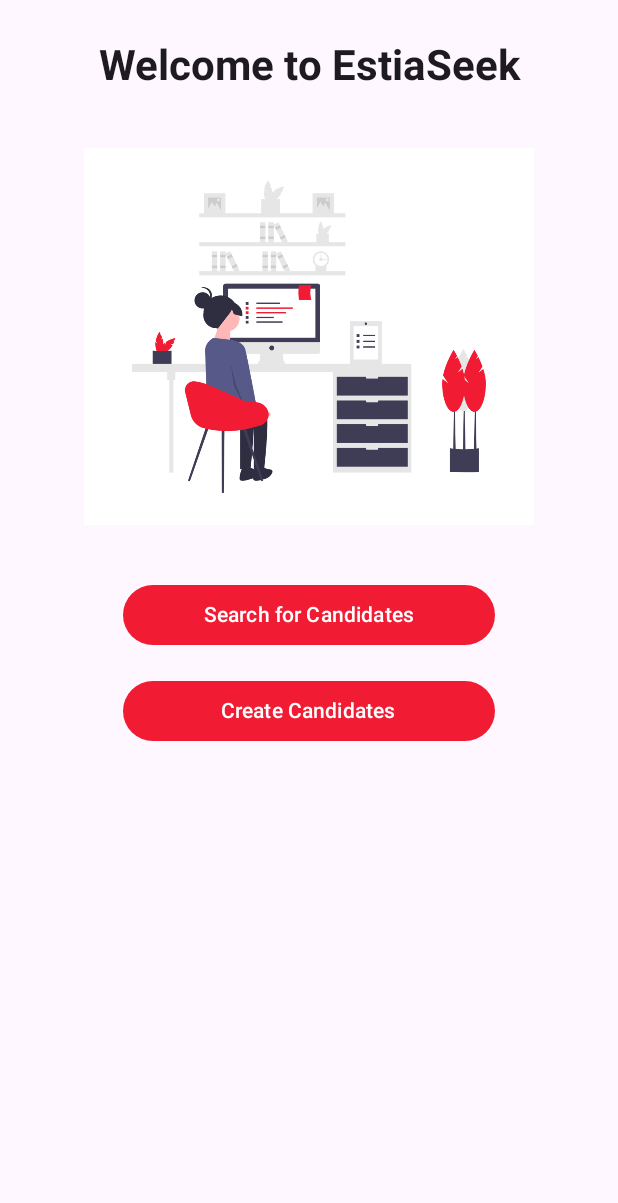
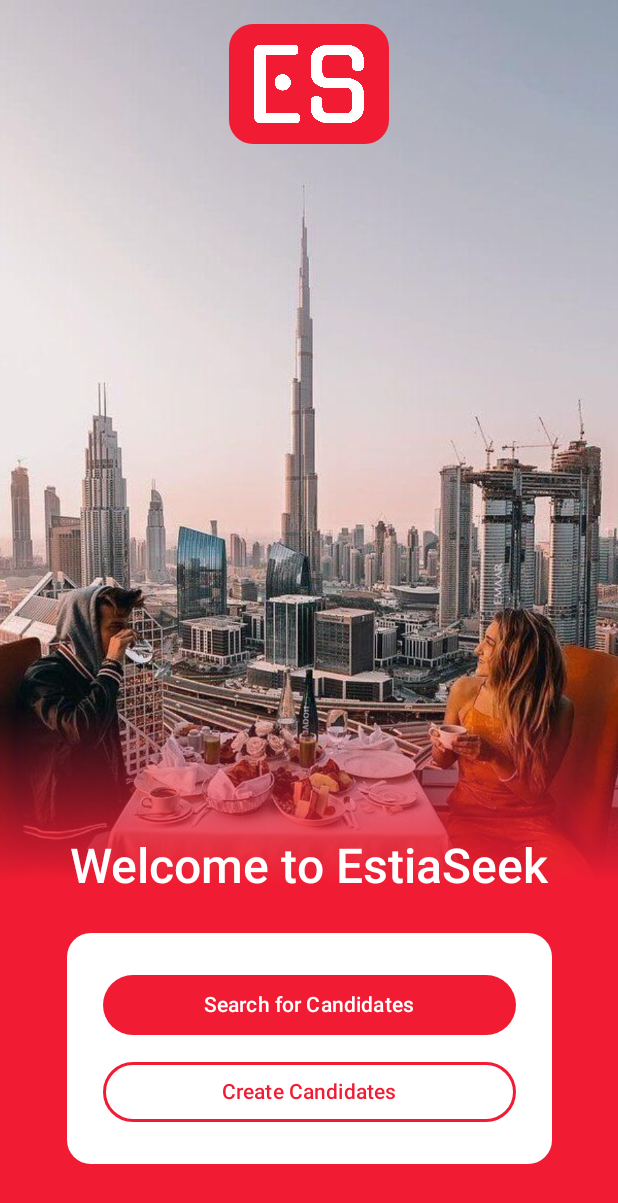
Before and after one commit to panos1b/EstiaSeek-Android-App, an Android app built with Jetpack Compose: the screen it shows after launch (MainActivity), on a phone screen of 412 x 824 dp. Shown: the top 1203 px of the screen. Run offline under Robolectric (Android 15) with nearby library versions, the phone set to English and light mode, and no system bars; our stand-ins replace Room's generated code.

Commit message:
Made home screen better

```diff
--- a/app/src/main/java/com/example/estiaseek/ui/HomeScreen.kt
+++ b/app/src/main/java/com/example/estiaseek/ui/HomeScreen.kt
@@ -1,90 +1,154 @@
 package com.example.estiaseek.ui
 
+import androidx.compose.foundation.BorderStroke
 import androidx.compose.foundation.Image
+import androidx.compose.foundation.background
 import androidx.compose.foundation.layout.*
-import androidx.compose.foundation.rememberScrollState
-import androidx.compose.foundation.verticalScroll
+import androidx.compose.foundation.shape.RoundedCornerShape
 import androidx.compose.material3.Button
+import androidx.compose.material3.ButtonDefaults
+import androidx.compose.material3.Card
+import androidx.compose.material3.CardDefaults
 import androidx.compose.material3.MaterialTheme
-import androidx.compose.material3.Surface
+import androidx.compose.material3.OutlinedButton
 import androidx.compose.material3.Text
 import androidx.compose.runtime.Composable
 import androidx.compose.ui.Alignment
 import androidx.compose.ui.Modifier
+import androidx.compose.ui.draw.clip
+import androidx.compose.ui.graphics.Brush
+import androidx.compose.ui.graphics.Color
+import androidx.compose.ui.layout.ContentScale
 import androidx.compose.ui.res.painterResource
+import androidx.compose.ui.res.stringResource
 import androidx.compose.ui.text.font.FontWeight
 import androidx.compose.ui.tooling.preview.Preview
 import androidx.compose.ui.unit.dp
+import androidx.compose.ui.unit.sp
 import com.example.estiaseek.R
-import com.example.estiaseek.ui.theme.EstiaSeekTheme
+import com.example.estiaseek.ui.theme.estiaSeekRed
 
 @Composable
 fun HomeScreen(
     onSearchButtonClicked: () -> Unit,
     onCreateApplicantButtonClicked: () -> Unit,
 ) {
-    EstiaSeekTheme { // Ensure the app's theme is applied
-        Surface(
-            modifier = Modifier.fillMaxSize(),
-            color = MaterialTheme.colorScheme.background // Consistent background
+
+    Box(
+        modifier = Modifier.fillMaxSize()
+    ) {
+        // Background image
+        Image(
+            painter = painterResource(id = R.drawable.background),
+            contentDescription = null,
+            contentScale = ContentScale.FillHeight,
+            modifier = Modifier
+                .fillMaxWidth()
+                .fillMaxHeight()
+        )
+
+        // This might look stupid but it ensures its always 3/8 red with a sudden change!
+        Box(
+            modifier = Modifier
+                .fillMaxSize()
+                .background(
+                    brush = Brush.verticalGradient(
+                        colors = listOf(
+                            Color.Transparent,
+                            Color.Transparent,
+                            Color.Transparent,
+                            Color.Transparent,
+                            Color.Transparent,
+
+                            estiaSeekRed,
+                            estiaSeekRed,
+                            estiaSeekRed
+                        )
+                    )
+                )
+        )
+
+        Column(
+            modifier = Modifier
+                .fillMaxSize()
+                .padding(16.dp),
+            verticalArrangement = Arrangement.Top,
+            horizontalAlignment = Alignment.CenterHorizontally
         ) {
-            Box(
+            Image(
+                painter = painterResource(id = R.drawable.es),
+                contentDescription = null,
+                contentScale = ContentScale.FillHeight,
+                modifier = Modifier.height(80.dp).clip(RoundedCornerShape(16.dp))
+            )
+        }
+
+
+        // Box for welcome text and card, positioned from bottom
+        Column(
+            modifier = Modifier
+                .fillMaxSize()
+                .padding(16.dp),
+            verticalArrangement = Arrangement.Bottom,
+            horizontalAlignment = Alignment.CenterHorizontally
+        ) {
+            // Welcome text above the white box
+            Column(
                 modifier = Modifier
-                    .fillMaxSize()
-                    .verticalScroll(rememberScrollState())
-                    .safeDrawingPadding()
-                    .padding(horizontal = 40.dp)
+                    .padding(bottom = 24.dp)
+            ) {
+                Text(
+                    text = stringResource(R.string.welcome),
+                    style = MaterialTheme.typography.headlineLarge.copy(
+                        fontWeight = FontWeight.SemiBold
+                    ),
+                    color = Color.White
+                )
+            }
+
+            Card(
+                modifier = Modifier
+                    .fillMaxWidth(0.85f)
+                    .wrapContentHeight()
+                    .align(Alignment.CenterHorizontally)
+                    .padding(bottom = 32.dp), // Add padding at bottom
+                colors = CardDefaults.cardColors(containerColor = Color.White),
+                shape = RoundedCornerShape(16.dp)
             ) {
                 Column(
                     modifier = Modifier
-                        .fillMaxSize()
-                        .padding(10.dp),
-                    verticalArrangement = Arrangement.Center,
+                        .padding(24.dp),
+                    verticalArrangement = Arrangement.spacedBy(10.dp),
                     horizontalAlignment = Alignment.CenterHorizontally
                 ) {
-                    Spacer(modifier = Modifier.height(16.dp))
-                    // Heading
-                    Text(
-                        text = "Welcome to EstiaSeek",
-                        style = MaterialTheme.typography.headlineMedium.copy(
-                            fontWeight = FontWeight.Bold // Make the text bold
-                        ),
-                        modifier = Modifier.padding(bottom = 24.dp)
-                    )
-
-                    // Image
-                    Image(
-                        painter = painterResource(id = R.drawable.emp),
-                        contentDescription = "Example Image",
-                        modifier = Modifier
-                            .size(300.dp)
-                            .padding(bottom = 24.dp)
-                    )
-
-                    // First Button
+                    // Call to action
                     Button(
-                        onClick = {
-                            onSearchButtonClicked()
-                        },
-                        modifier = Modifier
-                            .fillMaxWidth()
-                            .padding(horizontal = 32.dp)
+                        onClick = onSearchButtonClicked,
+                        modifier = Modifier.fillMaxWidth(),
+                        colors = ButtonDefaults.buttonColors(
+                            containerColor = estiaSeekRed
+                        )
                     ) {
-                        Text(text = "Search for Candidates")
+                        Text(
+                            text = "Search for Candidates",
+                            color = Color.White,
+                            fontSize = 14.sp
+                        )
                     }
 
-                    Spacer(modifier = Modifier.height(16.dp))
-
-                    // Second Button
-                    Button(
-                        onClick = {
-                            onCreateApplicantButtonClicked()
-                        },
-                        modifier = Modifier
-                            .fillMaxWidth()
-                            .padding(horizontal = 32.dp)
+                    // Secondary call to action
+                    OutlinedButton(
+                        onClick = onCreateApplicantButtonClicked,
+                        modifier = Modifier.fillMaxWidth(),
+                        border = BorderStroke(2.dp, estiaSeekRed),
+                        colors = ButtonDefaults.outlinedButtonColors(
+                            contentColor = estiaSeekRed
+                        )
                     ) {
-                        Text(text = "Create Candidates")
+                        Text(
+                            text = "Create Candidates",
+                            fontSize = 14.sp
+                        )
                     }
                 }
             }
--- a/app/src/main/res/values/colors.xml
+++ b/app/src/main/res/values/colors.xml
@@ -7,4 +7,5 @@
     <color name="teal_700">#FF018786</color>
     <color name="black">#FF000000</color>
     <color name="white">#FFFFFFFF</color>
+    <color name="estiaSeekRed">#FFF11C33</color>
 </resources>
--- a/app/src/main/res/values/strings.xml
+++ b/app/src/main/res/values/strings.xml
@@ -1,5 +1,7 @@
 <resources>
     <string name="app_name">EstiaSeek</string>
+
+    <string name="welcome">Welcome to EstiaSeek</string>
 
     <!-- Create Applicants Strings -->
     <string name="name">Name</string>
```
Also changed, not shown: app/src/main/res/drawable/background.jpg (added), app/src/main/res/drawable/es.png (added), app/src/main/res/drawable/test.jpeg (added).
